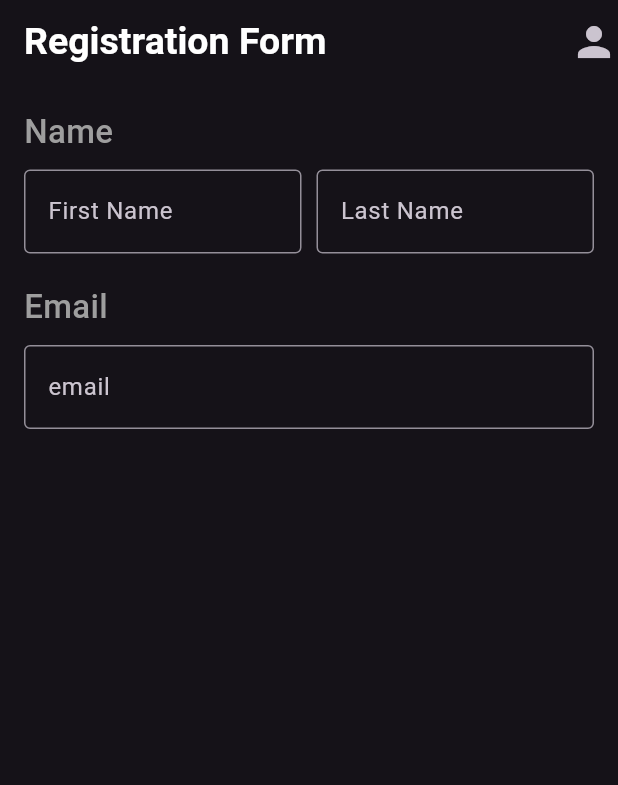
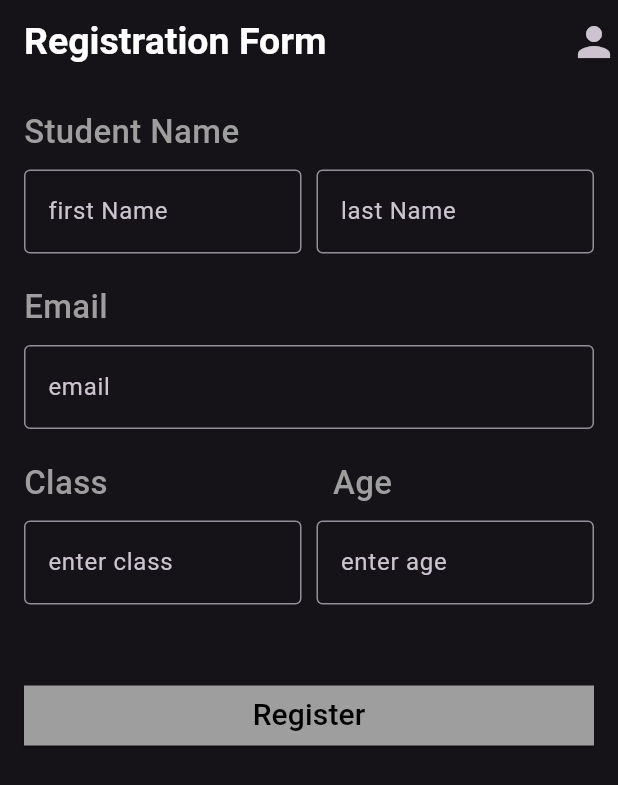
Before and after one commit to DiyaShajith/Registration_Form, a Flutter app: the screen it shows after launch, on a phone screen of 412 x 824 dp. Shown: the top 785 px of the screen. Run offline on Flutter 3.47's test engine with Material 3 defaults, Android fonts, the phone set to English and light mode, and no system bars.

Commit message:
UI completed

```diff
--- a/lib/view/registerview.dart
+++ b/lib/view/registerview.dart
@@ -10,6 +10,7 @@ class Registerview extends StatefulWidget {
 class _RegisterviewState extends State<Registerview> {
   @override
   Widget build(BuildContext context) {
+    final size = MediaQuery.sizeOf(context);
     return Scaffold(
       appBar: AppBar(
         actions: const [
@@ -30,7 +31,7 @@ class _RegisterviewState extends State<Registerview> {
           crossAxisAlignment: CrossAxisAlignment.start,
           children: [
             Text(
-              "Name",
+              "Student Name",
               style: TextStyle(
                   color: Colors.grey[500],
                   fontSize: 22,
@@ -42,7 +43,7 @@ class _RegisterviewState extends State<Registerview> {
                 Expanded(
                   child: TextFormField(
                     decoration: const InputDecoration(
-                        labelText: "First Name",
+                        labelText: "first Name",
                         labelStyle: TextStyle(fontWeight: FontWeight.w400),
                         border: OutlineInputBorder()),
                   ),
@@ -51,7 +52,7 @@ class _RegisterviewState extends State<Registerview> {
                 Expanded(
                   child: TextFormField(
                     decoration: const InputDecoration(
-                        labelText: "Last Name", border: OutlineInputBorder()),
+                        labelText: "last Name", border: OutlineInputBorder()),
                   ),
                 ),
               ],
@@ -73,6 +74,69 @@ class _RegisterviewState extends State<Registerview> {
               decoration: const InputDecoration(
                   labelText: "email", border: OutlineInputBorder()),
             ),
+            const SizedBox(
+              height: 20,
+            ),
+            Row(
+              children: [
+                Text(
+                  "Class",
+                  style: TextStyle(
+                      color: Colors.grey[500],
+                      fontSize: 22,
+                      fontWeight: FontWeight.w500),
+                ),
+                const SizedBox(
+                  width: 150,
+                ),
+                Text(
+                  "Age",
+                  style: TextStyle(
+                      color: Colors.grey[500],
+                      fontSize: 22,
+                      fontWeight: FontWeight.w500),
+                ),
+              ],
+            ),
+            const SizedBox(
+              height: 10,
+            ),
+            Row(
+              children: [
+                Expanded(
+                  child: TextFormField(
+                    decoration: const InputDecoration(
+                        labelText: "enter class",
+                        labelStyle: TextStyle(fontWeight: FontWeight.w400),
+                        border: OutlineInputBorder()),
+                  ),
+                ),
+                const SizedBox(width: 10),
+                Expanded(
+                  child: TextFormField(
+                    decoration: const InputDecoration(
+                        labelText: "enter age", border: OutlineInputBorder()),
+                  ),
+                ),
+              ],
+            ),
+            const SizedBox(
+              height: 50,
+            ),
+            Center(
+              child: SizedBox(
+                width: size.width,
+                child: ElevatedButton(
+                    style: ElevatedButton.styleFrom(
+                        backgroundColor: Colors.grey,
+                        shape: const RoundedRectangleBorder()),
+                    onPressed: () {},
+                    child: const Text(
+                      "Register",
+                      style: TextStyle(color: Colors.black, fontSize: 20),
+                    )),
+              ),
+            )
           ],
         ),
       ),
```
